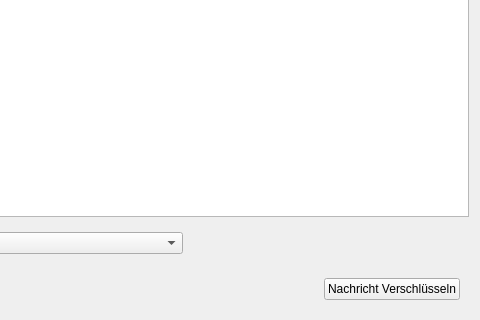
Qt form ui/encryptwidget.ui (tbraun89/qGPG) before a commit; both pictures show x 379 to 859 and y 267 to 587 of the 859 by 587 pixel window.
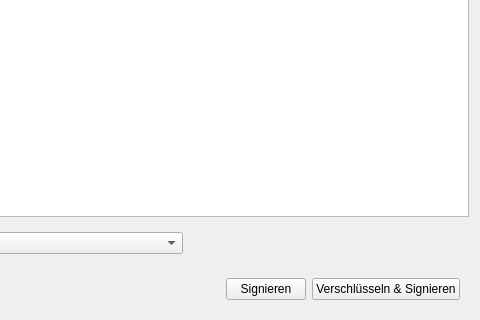
The same form after that commit.

Commit message: implemented function for signing messages and the sign - encrypt combination

Diff of the .ui file:
```diff
--- a/ui/encryptwidget.ui
+++ b/ui/encryptwidget.ui
@@ -162,7 +162,20 @@
          </sizepolicy>
         </property>
         <property name="text">
-         <string>Nachricht Verschlüsseln</string>
+         <string>Signieren</string>
+        </property>
+       </widget>
+      </item>
+      <item>
+       <widget class="QPushButton" name="encryptButton">
+        <property name="sizePolicy">
+         <sizepolicy hsizetype="Maximum" vsizetype="Fixed">
+          <horstretch>0</horstretch>
+          <verstretch>0</verstretch>
+         </sizepolicy>
+        </property>
+        <property name="text">
+         <string>Verschlüsseln &amp;&amp; Signieren</string>
         </property>
        </widget>
       </item>
```
Left out of the diff: 2 changed lines with no effect on the pictures. The commit also changes 3 other files.
